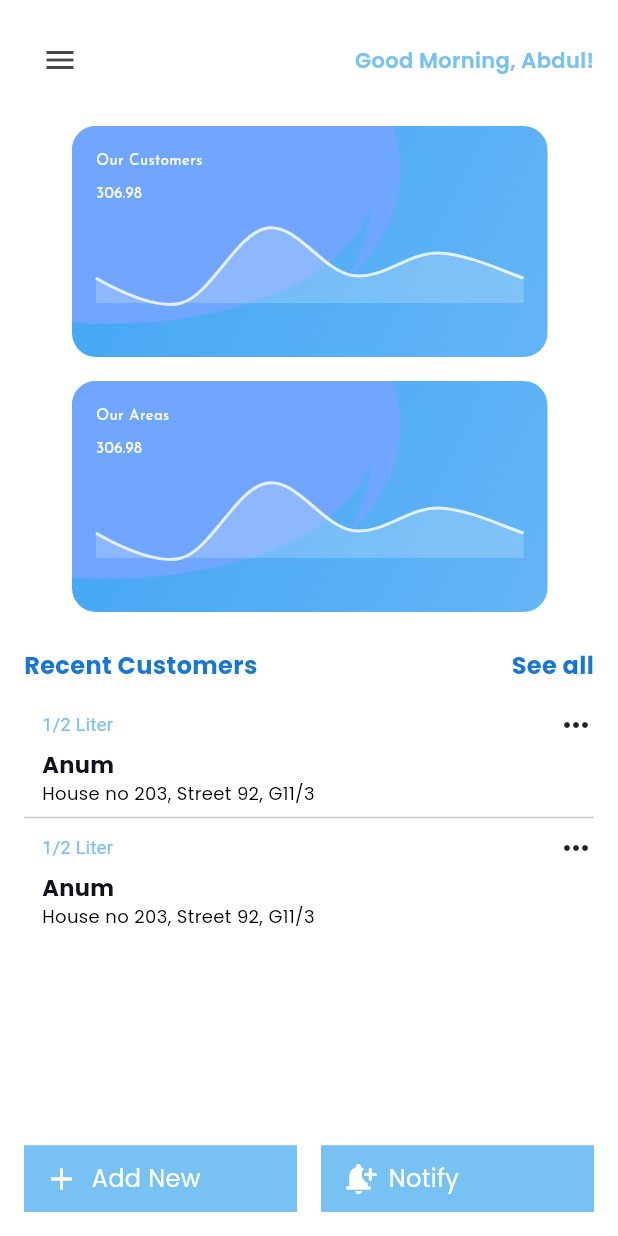
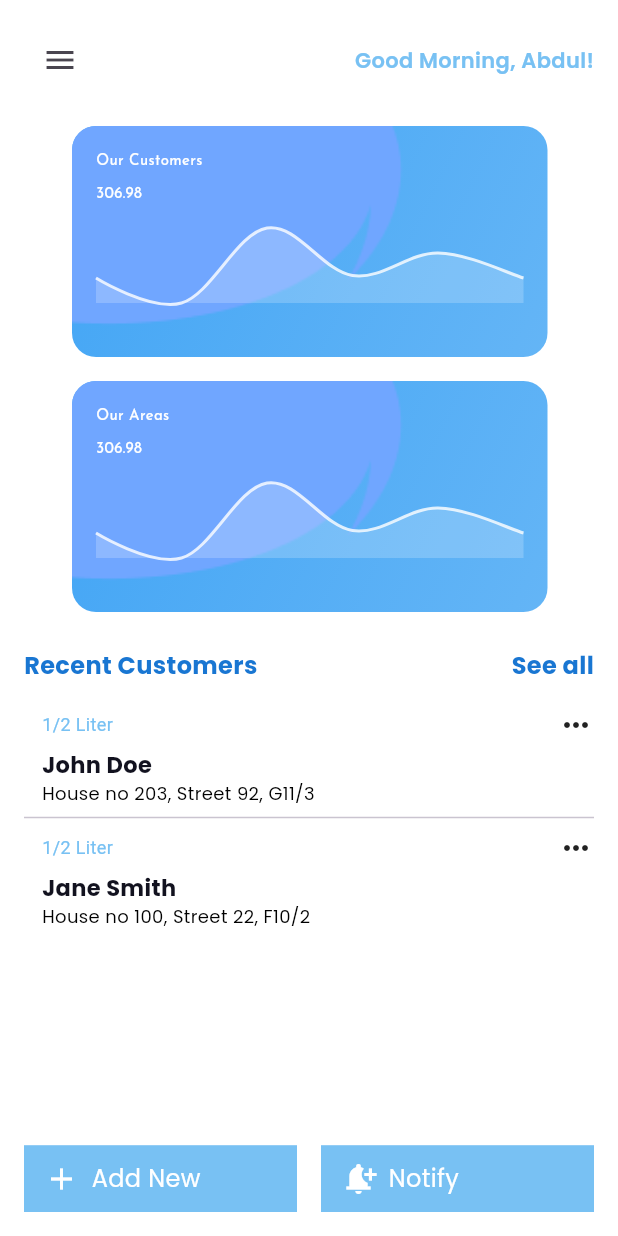
Before and after one commit to yasirzain15/kashmir_milk, a Flutter app: the DashboardScreen screen opened directly, on a phone screen of 412 x 824 dp. Run offline on Flutter 3.47's test engine with Material 3 defaults, Android fonts, the phone set to English and light mode, and no system bars; drawn by our look-alikes of fl_chart; our stand-ins replace cloud_firestore, csv, file_picker, firebase_auth, firebase_core, google_fonts; accounts and stored records are empty.

Commit message:
changes done

```diff
--- /dev/null
+++ b/lib/csv_excel_uploader.dart
@@ -0,0 +1 @@
+// TODO Implement this library.
--- a/lib/dashboard.dart
+++ b/lib/dashboard.dart
@@ -1,17 +1,32 @@
-// ignore_for_file: deprecated_member_use
-
 import 'package:flutter/material.dart';
 import 'package:fl_chart/fl_chart.dart';
 import 'package:google_fonts/google_fonts.dart';
-import 'package:kashmeer_milk/add_customer.dart';
-import 'package:kashmeer_milk/multiple_entries.dart';
-import 'package:kashmeer_milk/recent_customers.dart';
-import 'package:kashmeer_milk/see_all_screen.dart';
+import 'package:kashmeer_milk/add_customer.dart'; // Ensure this file exists
+import 'package:kashmeer_milk/multiple_entries.dart'; // Ensure this file exists
+import 'package:kashmeer_milk/recent_customers.dart'; // Ensure this file exists
+import 'package:kashmeer_milk/see_all_screen.dart'; // Ensure this file exists
+//import 'package:kashmeer_milk/customer_registration_form.dart'; // Ensure this file exists
+// Ensure this file exists
 
-// You'll need to add this package
+class DashboardScreen extends StatefulWidget {
+  const DashboardScreen({super.key});
 
-class DashboardScreen extends StatelessWidget {
-  const DashboardScreen({super.key});
+  @override
+  State<DashboardScreen> createState() => _DashboardScreenState();
+}
+
+class _DashboardScreenState extends State<DashboardScreen> {
+  // This list can be fetched from Firebase or other sources
+  final List<Map<String, String>> customers = [
+    {
+      "Full Name": "John Doe",
+      "House No Street No Sector": "House no 203, Street 92, G11/3",
+    },
+    {
+      "Full Name": "Jane Smith",
+      "House No Street No Sector": "House no 100, Street 22, F10/2",
+    },
+  ];
 
   @override
   Widget build(BuildContext context) {
@@ -29,7 +44,9 @@ class DashboardScreen extends StatelessWidget {
                 children: [
                   IconButton(
                     icon: const Icon(Icons.menu),
-                    onPressed: () {},
+                    onPressed: () {
+                      // You can add functionality to open a menu
+                    },
                   ),
                   Text(
                     "Good Morning, Abdul!",
@@ -100,9 +117,12 @@ class DashboardScreen extends StatelessWidget {
               // Customer List
               Expanded(
                 child: ListView.separated(
-                  itemCount: 2,
+                  itemCount: customers.length, // Dynamically get customer data
                   itemBuilder: (context, index) {
-                    return buildCustomerItem("Anum");
+                    return buildCustomerItem(
+                      customers[index]["Full Name"] ?? "",
+                      customers[index]['House No Street No Sector'] ?? "",
+                    );
                   },
                   separatorBuilder: (context, index) => Divider(),
                 ),
@@ -340,7 +360,7 @@ class DashboardScreen extends StatelessWidget {
     );
   }
 
-  Widget buildCustomerItem(String name) {
+  Widget buildCustomerItem(String name, String address) {
     return Row(
       children: [
         const SizedBox(width: 12),
@@ -373,7 +393,7 @@ class DashboardScreen extends StatelessWidget {
                 ),
               ),
               Text(
-                "House no 203, Street 92, G11/3",
+                address,
                 style: GoogleFonts.poppins(
                   textStyle: TextStyle(
                     fontSize: 12,
--- a/lib/recent_customers.dart
+++ b/lib/recent_customers.dart
@@ -35,7 +35,7 @@ class _RecentCustomersState extends State<RecentCustomers> {
                     shrinkWrap: true,
                     itemCount: 34,
                     itemBuilder: (context, index) {
-                      return DashboardScreen().buildCustomerItem("");
+                      return DashboardScreen();
                     })
               ],
             ),
```
Also changed, not shown: lib/see_all_screen.dart (+75 -9 lines).
